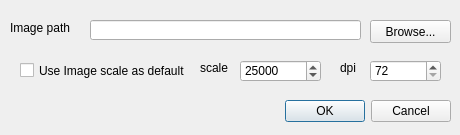
The window that freehandrastergeoreferencerdialog.ui (tmizu23/CustomedFreehandRastereGeoreferencer) describes before a commit, drawn with Qt 5.
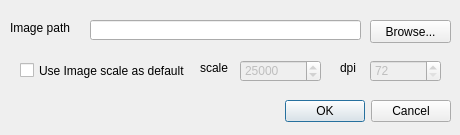
The same window after the commit.

Commit message: change spinbox state

```diff
--- a/freehandrastergeoreferencerdialog.ui
+++ b/freehandrastergeoreferencerdialog.ui
@@ -108,6 +108,9 @@
    </property>
   </widget>
   <widget class="QDoubleSpinBox" name="doubleSpinBoxScale">
+   <property name="enabled">
+    <bool>false</bool>
+   </property>
    <property name="geometry">
     <rect>
      <x>240</x>
@@ -130,6 +133,9 @@
    </property>
   </widget>
   <widget class="QDoubleSpinBox" name="doubleSpinBoxDPI">
+   <property name="enabled">
+    <bool>false</bool>
+   </property>
    <property name="geometry">
     <rect>
      <x>370</x>
```
